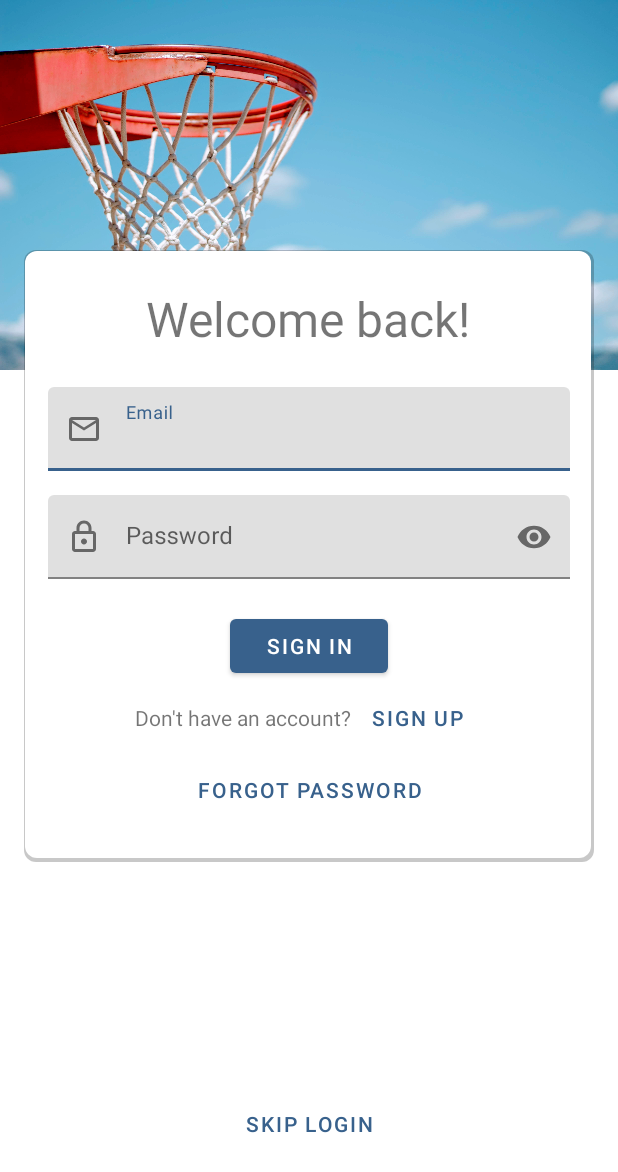
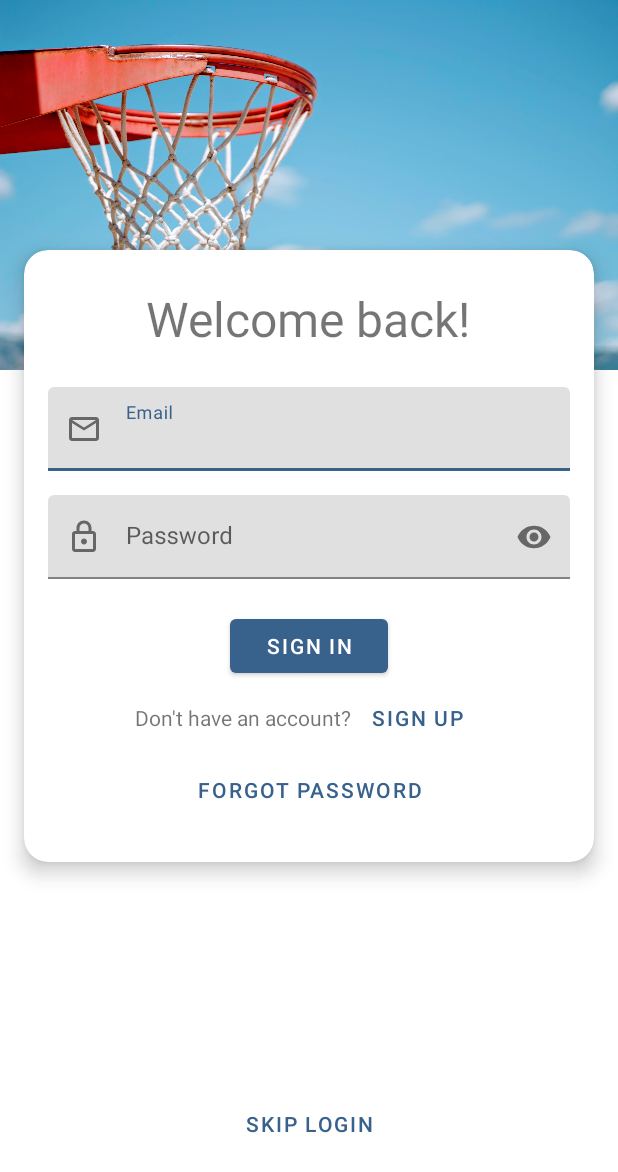
Before and after one commit to HectorMCT/Calificame_Equipo9, an Android app: the screen it shows after launch (SignInActivity), on a phone screen of 412 x 824 dp. Shown: the top 1172 px of the screen. Run offline under Robolectric (Android 15) with nearby library versions, the phone set to English and light mode, and no system bars.

Commit message:
White_box removed and CardView added instead
Se cambio el fondo drawable para aparentar elevación y se añadió la vista de tarjeta

```diff
--- a/CalificameApp/app/src/main/res/drawable/white_box.xml
+++ /dev/null
@@ -1,32 +0,0 @@
-<?xml version="1.0" encoding="utf-8"?>
-<!--
-<selector xmlns:android="http://schemas.android.com/apk/res/android">
-    <item>
-        <shape android:shape="rectangle">
-            <solid android:color="#FFFFFFFF"></solid>
-            <corners android:radius="8dp"></corners>
-        </shape>
-    </item>
-</selector>
--->
-
-<layer-list xmlns:android="http://schemas.android.com/apk/res/android">
-    <item>
-        <shape android:shape="rectangle">
-            <solid android:color="@color/cardview_shadow_start_color"/>
-            <corners android:radius="8dp" />
-        </shape>
-    </item>
-
-    <item
-        android:left="1dp"
-        android:right="2dp"
-        android:top="1dp"
-        android:bottom="3dp">
-        <shape android:shape="rectangle">
-            <solid android:color="@color/white"/>
-            <corners android:radius="8dp" />
-            <padding android:left="8dp" android:right="8dp" android:bottom="8dp" android:top="8dp"/>
-        </shape>
-    </item>
-</layer-list>
--- a/CalificameApp/app/src/main/res/layout/activity_sing_in.xml
+++ b/CalificameApp/app/src/main/res/layout/activity_sing_in.xml
@@ -22,20 +22,25 @@
         <!-- app:shapeAppearanceOverlay="@style/RoundedBottomImageView" -->
     </LinearLayout>
 
+    <androidx.cardview.widget.CardView
+        android:id="@+id/signInCard"
+        android:layout_width="match_parent"
+        android:layout_height="wrap_content"
+        android:layout_marginHorizontal="16dp"
+        app:cardCornerRadius="16dp"
+        app:cardElevation="8dp"
+        app:layout_constraintBottom_toBottomOf="@+id/linearLayout"
+        app:layout_constraintEnd_toEndOf="parent"
+        app:layout_constraintStart_toStartOf="parent"
+        app:layout_constraintTop_toTopOf="parent"
+        app:layout_constraintVertical_bias=".4">
         <LinearLayout
             android:id="@+id/linearLayout4"
             android:layout_width="match_parent"
             android:layout_height="wrap_content"
-        android:layout_marginHorizontal="16dp"
-        android:background="@drawable/white_box"
             android:orientation="vertical"
             android:paddingHorizontal="16dp"
-        android:paddingVertical="24dp"
-        app:layout_constraintBottom_toBottomOf="@+id/linearLayout"
-        app:layout_constraintEnd_toEndOf="parent"
-        app:layout_constraintStart_toStartOf="parent"
-        app:layout_constraintTop_toTopOf="parent"
-        app:layout_constraintVertical_bias=".40">
+            android:paddingVertical="24dp">
 
             <com.google.android.material.textview.MaterialTextView
                 android:layout_width="wrap_content"
@@ -91,7 +96,7 @@
                 <com.google.android.material.textview.MaterialTextView
                     android:layout_width="wrap_content"
                     android:layout_height="wrap_content"
-                android:text="@string/account_does_not_exist_label"></com.google.android.material.textview.MaterialTextView>
+                    android:text="@string/account_does_not_exist_label" />
 
                 <Button
                     android:id="@+id/signUpTextButton"
@@ -109,6 +114,8 @@
                 android:layout_gravity="center"
                 android:text="@string/forgot_password_text_button" />
         </LinearLayout>
+    </androidx.cardview.widget.CardView>
+
 
     <Button
         android:id="@+id/skipSignUpTextButton"
@@ -119,6 +126,6 @@
         app:layout_constraintBottom_toBottomOf="@+id/linearLayout"
         app:layout_constraintEnd_toEndOf="parent"
         app:layout_constraintStart_toStartOf="parent"
-        app:layout_constraintTop_toBottomOf="@+id/linearLayout4"
+        app:layout_constraintTop_toBottomOf="@+id/signInCard"
         app:layout_constraintVertical_bias="0.75" />
 </androidx.constraintlayout.widget.ConstraintLayout>
```
Also changed, not shown: CalificameApp/app/src/main/res/layout/activity_about_us.xml (+15 -9 lines), CalificameApp/app/src/main/res/layout/activity_password_forgotten.xml (+15 -9 lines), CalificameApp/app/src/main/res/layout/activity_sign_up.xml (+17 -9 lines). Lines whose indentation alone changed are shown as unchanged.
